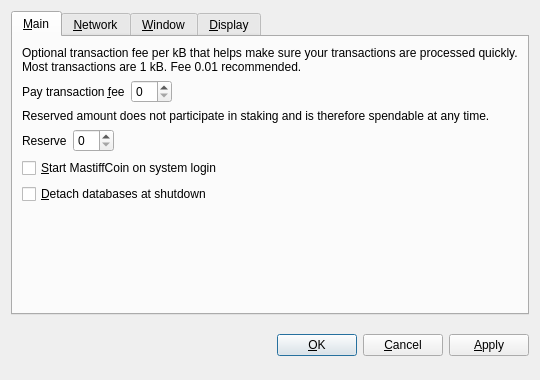
Qt form src/qt/forms/optionsdialog.ui (mastcoin/mastcoin) before a commit.
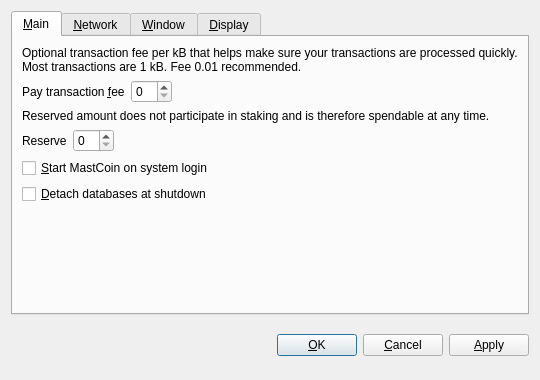
The same form after that commit. Custom widgets are drawn as their Qt base class.

Commit message: Rebranding MastiffCoin to MastCoin

Diff of the .ui file:
```diff
--- a/src/qt/forms/optionsdialog.ui
+++ b/src/qt/forms/optionsdialog.ui
@@ -128,7 +128,7 @@
           <string>Automatically start MastiffCoin after logging in to the system.</string>
          </property>
          <property name="text">
-          <string>&amp;Start MastiffCoin on system login</string>
+          <string>&amp;Start MastCoin on system login</string>
          </property>
         </widget>
        </item>
```
Left out of the diff: 10 changed lines with no effect on the pictures. The commit also changes 18 other files.
